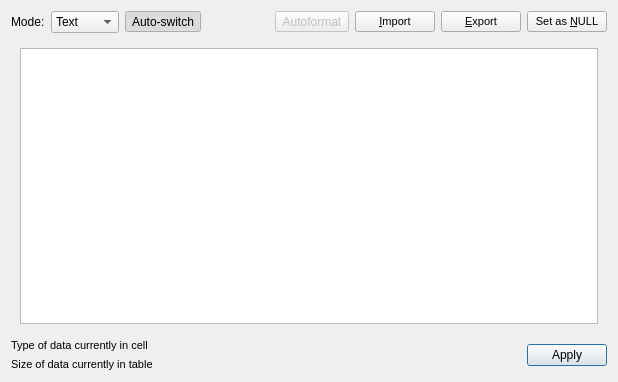
sqlitebrowser/sqlitebrowser, file src/EditDialog.ui: the form before one commit.
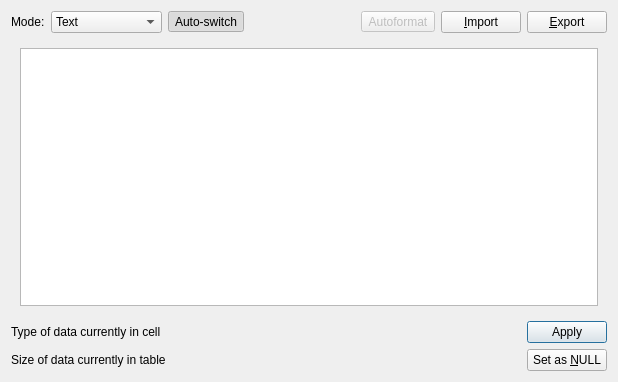
The form after the commit. Icons and pictures are not drawn.

Commit message: remove font size forcing, move Set as NULL to bottom in EditDialog

```diff
--- a/src/EditDialog.ui
+++ b/src/EditDialog.ui
@@ -150,11 +150,6 @@
          <height>0</height>
         </size>
        </property>
-       <property name="font">
-        <font>
-         <pointsize>8</pointsize>
-        </font>
-       </property>
        <property name="toolTip">
         <string>Import from file</string>
        </property>
@@ -174,11 +169,6 @@
          <height>0</height>
         </size>
        </property>
-       <property name="font">
-        <font>
-         <pointsize>8</pointsize>
-        </font>
-       </property>
        <property name="toolTip">
         <string>Export to file</string>
        </property>
@@ -190,30 +180,6 @@
        </property>
       </widget>
      </item>
-     <item>
-      <widget class="QPushButton" name="buttonNull">
-       <property name="minimumSize">
-        <size>
-         <width>50</width>
-         <height>0</height>
-        </size>
-       </property>
-       <property name="font">
-        <font>
-         <pointsize>8</pointsize>
-        </font>
-       </property>
-       <property name="toolTip">
-        <string>Set this cell to NULL</string>
-       </property>
-       <property name="whatsThis">
-        <string>Erases the contents of the cell</string>
-       </property>
-       <property name="text">
-        <string>Set as &amp;NULL</string>
-       </property>
-      </widget>
-     </item>
     </layout>
    </item>
    <item>
@@ -282,36 +248,41 @@
     </widget>
    </item>
    <item>
-    <layout class="QHBoxLayout" name="horizontalLayout_2">
-     <item>
+    <layout class="QGridLayout" name="gridLayout">
+     <item row="0" column="0">
       <layout class="QVBoxLayout" name="verticalLayout">
        <item>
         <widget class="QLabel" name="labelType">
-         <property name="font">
-          <font>
-           <pointsize>8</pointsize>
-          </font>
-         </property>
          <property name="text">
           <string>Type of data currently in cell</string>
          </property>
         </widget>
        </item>
-       <item>
-        <widget class="QLabel" name="labelSize">
-         <property name="font">
-          <font>
-           <pointsize>8</pointsize>
-          </font>
-         </property>
-         <property name="text">
-          <string>Size of data currently in table</string>
-         </property>
-        </widget>
-       </item>
       </layout>
      </item>
-     <item>
+     <item row="0" column="2">
+      <widget class="QPushButton" name="buttonApply">
+       <property name="minimumSize">
+        <size>
+         <width>50</width>
+         <height>0</height>
+        </size>
+       </property>
+       <property name="toolTip">
+        <string>Apply data to cell</string>
+       </property>
+       <property name="whatsThis">
+        <string>This button saves the changes performed in the cell editor to the database cell.</string>
+       </property>
+       <property name="text">
+        <string>Apply</string>
+       </property>
+       <property name="default">
+        <bool>true</bool>
+       </property>
+      </widget>
+     </item>
+     <item row="0" column="1">
       <spacer name="horizontalSpacer_2">
        <property name="orientation">
         <enum>Qt::Horizontal</enum>
@@ -324,8 +295,8 @@
        </property>
       </spacer>
      </item>
-     <item>
-      <widget class="QPushButton" name="buttonApply">
+     <item row="1" column="2">
+      <widget class="QPushButton" name="buttonNull">
        <property name="minimumSize">
         <size>
          <width>50</width>
@@ -339,10 +310,14 @@
         <string>This button saves the changes performed in the cell editor to the database cell.</string>
        </property>
        <property name="text">
-        <string>Apply</string>
+        <string>Set as &amp;NULL</string>
        </property>
-       <property name="default">
-        <bool>true</bool>
+      </widget>
+     </item>
+     <item row="1" column="0">
+      <widget class="QLabel" name="labelSize">
+       <property name="text">
+        <string>Size of data currently in table</string>
        </property>
       </widget>
      </item>
```
Left out of the diff: 5 changed lines with no effect on the pictures.
